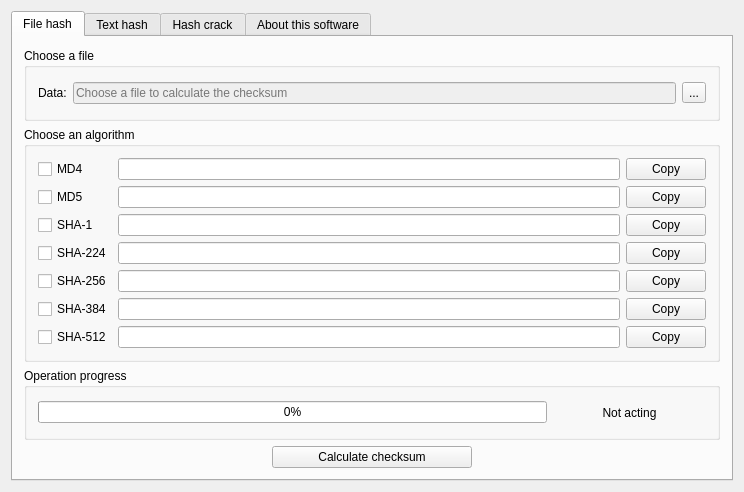
Before: the Qt Designer form src/widget.ui in ljalil/HashCalc, drawn with Qt 5.
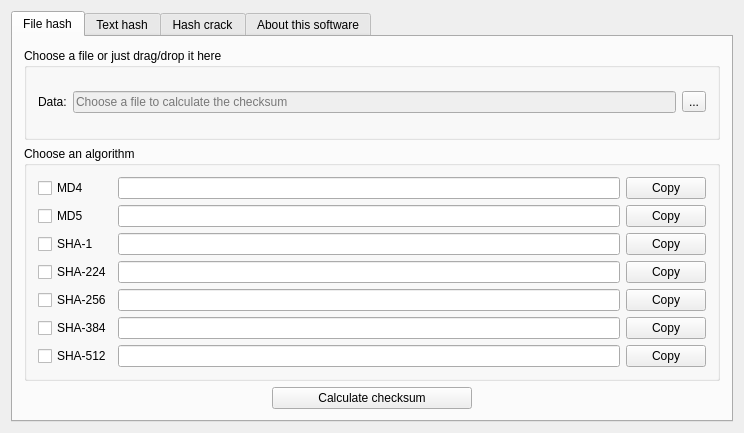
After: the same form once the commit is applied. The open tabs and pages were chosen to show the change.

Commit message: -seperating ui and logic

The edit to the form file:
```diff
--- a/src/widget.ui
+++ b/src/widget.ui
@@ -7,7 +7,7 @@
     <x>0</x>
     <y>0</y>
     <width>744</width>
-    <height>492</height>
+    <height>433</height>
    </rect>
   </property>
   <property name="minimumSize">
@@ -47,7 +47,7 @@
          <item>
           <widget class="QGroupBox" name="chooseFile_groupBox">
            <property name="title">
-            <string>Choose a file</string>
+            <string>Choose a file or just drag/drop it here</string>
            </property>
            <layout class="QGridLayout" name="gridLayout_3">
             <item row="0" column="0">
@@ -209,62 +209,9 @@
                </widget>
               </item>
               <item row="0" column="1">
-               <widget class="QLineEdit" name="Md4_lineEdit"/>
-              </item>
-             </layout>
-            </item>
-           </layout>
-          </widget>
-         </item>
-         <item>
-          <widget class="QGroupBox" name="groupBox_2">
-           <property name="title">
-            <string>Operation progress</string>
-           </property>
-           <layout class="QGridLayout" name="gridLayout_8">
-            <item row="0" column="0">
-             <layout class="QHBoxLayout" name="horizontalLayout_3">
-              <item>
-               <widget class="QProgressBar" name="progressBar">
-                <property name="minimumSize">
-                 <size>
-                  <width>0</width>
-                  <height>0</height>
-                 </size>
-                </property>
-                <property name="value">
-                 <number>0</number>
-                </property>
-               </widget>
-              </item>
-              <item>
-               <widget class="QLabel" name="label">
-                <property name="enabled">
-                 <bool>true</bool>
-                </property>
-                <property name="minimumSize">
-                 <size>
-                  <width>153</width>
-                  <height>0</height>
-                 </size>
-                </property>
-                <property name="maximumSize">
-                 <size>
-                  <width>100</width>
-                  <height>16777215</height>
-                 </size>
-                </property>
-                <property name="lineWidth">
-                 <number>1</number>
-                </property>
-                <property name="midLineWidth">
-                 <number>0</number>
-                </property>
-                <property name="text">
-                 <string>Not acting</string>
-                </property>
-                <property name="alignment">
-                 <set>Qt::AlignCenter</set>
+               <widget class="QLineEdit" name="Md4_lineEdit">
+                <property name="acceptDrops">
+                 <bool>false</bool>
                 </property>
                </widget>
               </item>
@@ -602,6 +549,13 @@
            </property>
           </spacer>
          </item>
+         <item>
+          <widget class="QLabel" name="label">
+           <property name="text">
+            <string>&lt;html&gt;&lt;head/&gt;&lt;body&gt;&lt;p&gt;Powered by &lt;a href=&quot;www.md5crack.com&quot;&gt;&lt;span style=&quot; text-decoration: underline; color:#0057ae;&quot;&gt;md5crack.com&lt;/span&gt;&lt;/a&gt;&lt;/p&gt;&lt;/body&gt;&lt;/html&gt;</string>
+           </property>
+          </widget>
+         </item>
         </layout>
        </item>
       </layout>
```
Left out of the diff: 49 changed lines with no effect on the pictures. The commit also changes 7 other files.
